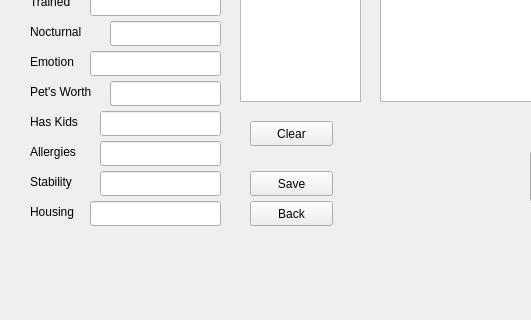
Old version of the form qt_cuacs_UI/mainwindow.ui in the repository kalebtesfay/Animal_Shelter_System; both pictures show x 0 to 531 and y 286 to 606 of the 903 by 606 pixel window.
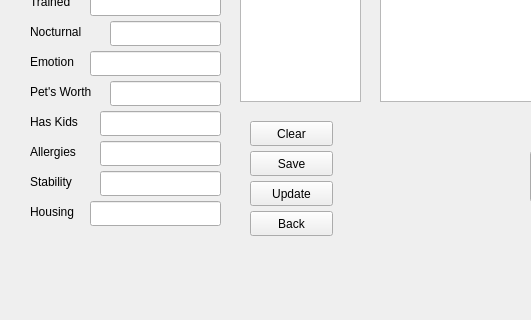
New version of the form. The open tabs and pages were chosen to show the change.

```diff
--- a/qt_cuacs_UI/mainwindow.ui
+++ b/qt_cuacs_UI/mainwindow.ui
@@ -621,7 +621,7 @@
       <property name="geometry">
        <rect>
         <x>250</x>
-        <y>440</y>
+        <y>420</y>
         <width>83</width>
         <height>25</height>
        </rect>
@@ -652,7 +652,7 @@
       <property name="geometry">
        <rect>
         <x>250</x>
-        <y>470</y>
+        <y>480</y>
         <width>83</width>
         <height>25</height>
        </rect>
@@ -850,6 +850,19 @@
        <string>Clear</string>
       </property>
      </widget>
+     <widget class="QPushButton" name="pushButton_22">
+      <property name="geometry">
+       <rect>
+        <x>250</x>
+        <y>450</y>
+        <width>83</width>
+        <height>25</height>
+       </rect>
+      </property>
+      <property name="text">
+       <string>Update</string>
+      </property>
+     </widget>
     </widget>
     <widget class="QWidget" name="page_6">
      <widget class="QLabel" name="label_22">
```
Left out of the diff: 13 changed lines with no effect on the pictures.
